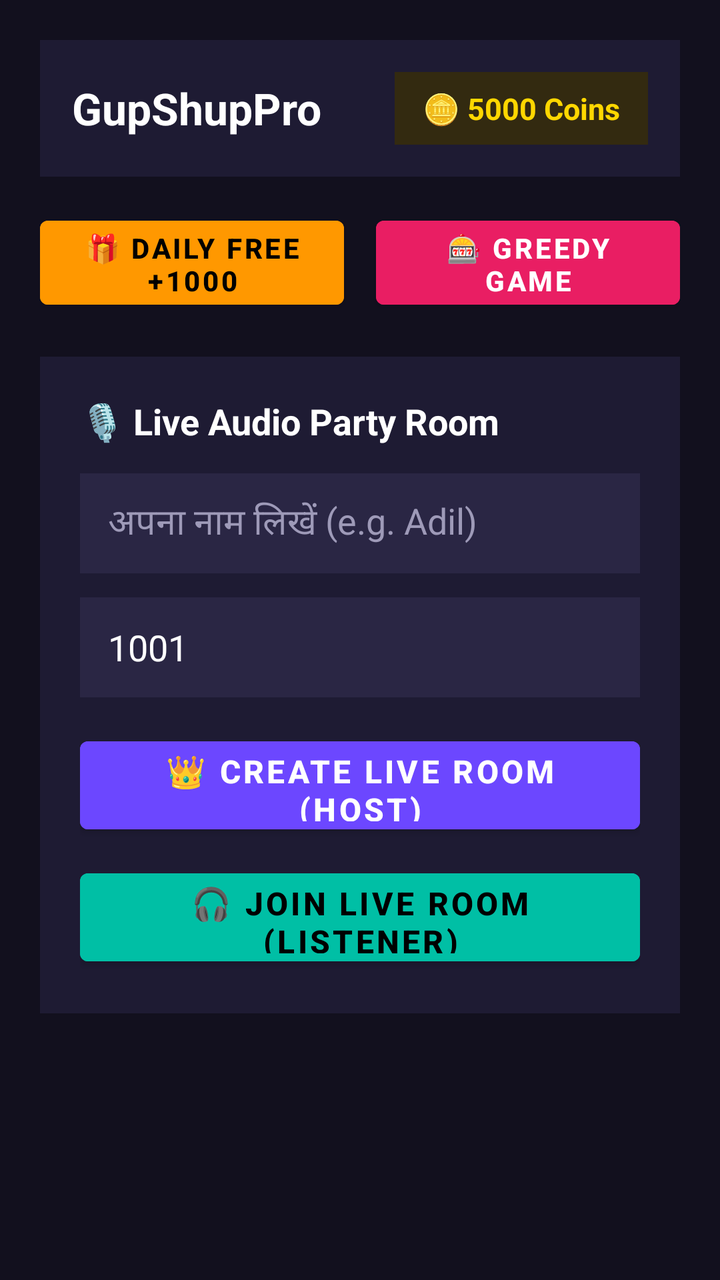
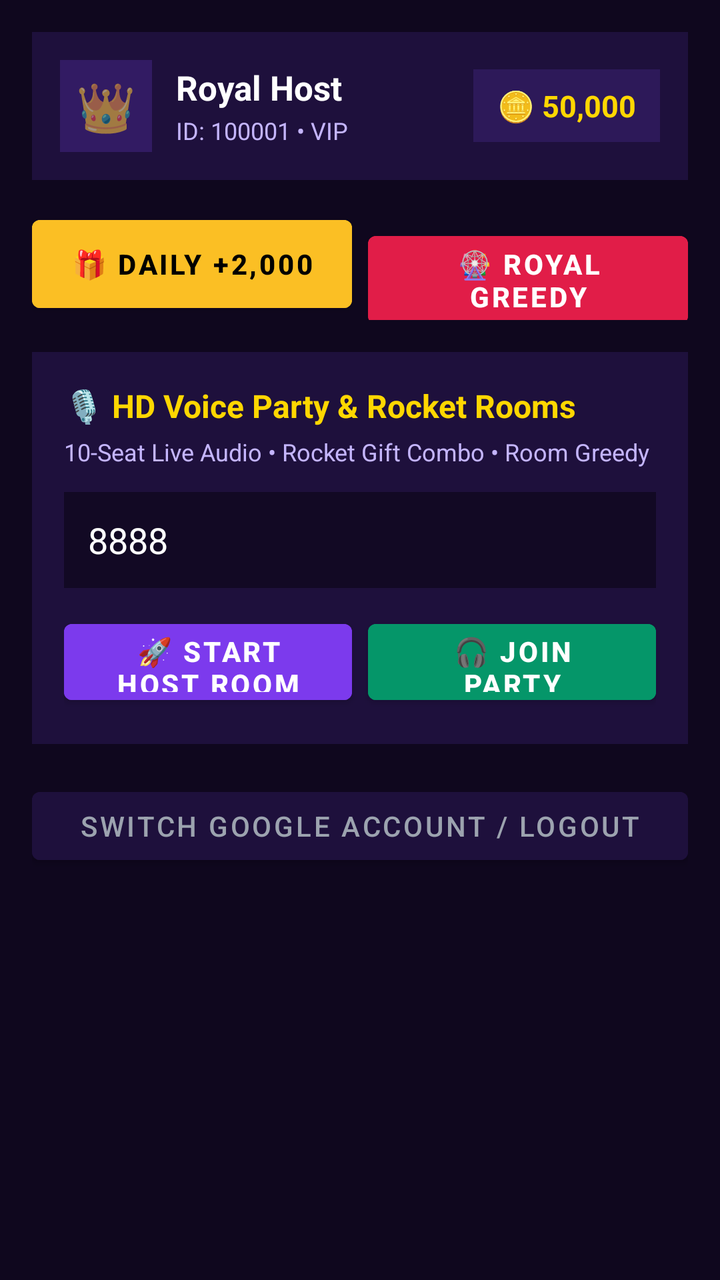

Before-and-after screenshots of an Android layout around one commit, followed by the original layout XML and the change that was made.
<!-- AndroidManifest.xml: application theme Theme.MaterialComponents.DayNight.NoActionBar -->
<!-- res/layout/activity_main.xml -->
<?xml version="1.0" encoding="utf-8"?>
<ScrollView xmlns:android="http://schemas.android.com/apk/res/android"
    android:layout_width="match_parent"
    android:layout_height="match_parent"
    android:background="#12101E"
    android:padding="20dp">

    <LinearLayout
        android:layout_width="match_parent"
        android:layout_height="wrap_content"
        android:orientation="vertical">

        
        <LinearLayout
            android:layout_width="match_parent"
            android:layout_height="wrap_content"
            android:background="#1E1B33"
            android:gravity="center_vertical"
            android:orientation="horizontal"
            android:padding="16dp">

            <TextView
                android:layout_width="0dp"
                android:layout_height="wrap_content"
                android:layout_weight="1"
                android:text="GupShupPro"
                android:textColor="#FFFFFF"
                android:textSize="22sp"
                android:textStyle="bold" />

            <TextView
                android:id="@+id/tvCoins"
                android:layout_width="wrap_content"
                android:layout_height="wrap_content"
                android:background="#332A10"
                android:paddingHorizontal="14dp"
                android:paddingVertical="8dp"
                android:text="🪙 5000 Coins"
                android:textColor="#FFD700"
                android:textSize="15sp"
                android:textStyle="bold" />
        </LinearLayout>

        
        <LinearLayout
            android:layout_width="match_parent"
            android:layout_height="wrap_content"
            android:layout_marginTop="16dp"
            android:orientation="horizontal">

            <Button
                android:id="@+id/btnDailyBonus"
                android:layout_width="0dp"
                android:layout_height="54dp"
                android:layout_marginEnd="8dp"
                android:layout_weight="1"
                android:backgroundTint="#FF9800"
                android:text="🎁 Daily Free +1000"
                android:textColor="#000000"
                android:textStyle="bold" />

            <Button
                android:id="@+id/btnGreedyGame"
                android:layout_width="0dp"
                android:layout_height="54dp"
                android:layout_marginStart="8dp"
                android:layout_weight="1"
                android:backgroundTint="#E91E63"
                android:text="🎰 Greedy Game"
                android:textColor="#FFFFFF"
                android:textStyle="bold" />
        </LinearLayout>

        
        <LinearLayout
            android:layout_width="match_parent"
            android:layout_height="wrap_content"
            android:layout_marginTop="20dp"
            android:background="#1E1B33"
            android:orientation="vertical"
            android:padding="20dp">

            <TextView
                android:layout_width="wrap_content"
                android:layout_height="wrap_content"
                android:text="🎙️ Live Audio Party Room"
                android:textColor="#FFFFFF"
                android:textSize="18sp"
                android:textStyle="bold" />

            <EditText
                android:id="@+id/etUserName"
                android:layout_width="match_parent"
                android:layout_height="50dp"
                android:layout_marginTop="14dp"
                android:background="#2A2644"
                android:hint="अपना नाम लिखें (e.g. Adil)"
                android:paddingHorizontal="14dp"
                android:textColor="#FFFFFF"
                android:textColorHint="#9E9AB8" />

            <EditText
                android:id="@+id/etRoomId"
                android:layout_width="match_parent"
                android:layout_height="50dp"
                android:layout_marginTop="12dp"
                android:background="#2A2644"
                android:hint="Room ID लिखें (e.g. 1001)"
                android:inputType="number"
                android:paddingHorizontal="14dp"
                android:text="1001"
                android:textColor="#FFFFFF"
                android:textColorHint="#9E9AB8" />

            <Button
                android:id="@+id/btnCreateRoom"
                android:layout_width="match_parent"
                android:layout_height="56dp"
                android:layout_marginTop="16dp"
                android:backgroundTint="#6C47FF"
                android:text="👑 Create Live Room (Host)"
                android:textColor="#FFFFFF"
                android:textSize="16sp"
                android:textStyle="bold" />

            <Button
                android:id="@+id/btnJoinRoom"
                android:layout_width="match_parent"
                android:layout_height="56dp"
                android:layout_marginTop="10dp"
                android:backgroundTint="#00BFA5"
                android:text="🎧 Join Live Room (Listener)"
                android:textColor="#000000"
                android:textSize="16sp"
                android:textStyle="bold" />
        </LinearLayout>

    </LinearLayout>
</ScrollView>
<!-- resources referenced by this layout -->
<resources>

</resources>

<!-- the commit's change to res/layout/activity_main.xml (unified diff, before → after) -->
@@ -2,8 +2,8 @@
 <ScrollView xmlns:android="http://schemas.android.com/apk/res/android"
     android:layout_width="match_parent"
     android:layout_height="match_parent"
-    android:background="#12101E"
-    android:padding="20dp">
+    android:background="#0F071E"
+    android:padding="16dp">
 
     <LinearLayout
         android:layout_width="match_parent"
@@ -14,126 +14,232 @@
         <LinearLayout
             android:layout_width="match_parent"
             android:layout_height="wrap_content"
-            android:background="#1E1B33"
+            android:orientation="horizontal"
             android:gravity="center_vertical"
-            android:orientation="horizontal"
-            android:padding="16dp">
-
-            <TextView
+            android:background="#1E103C"
+            android:padding="14dp">
+
+            <TextView
+                android:layout_width="46dp"
+                android:layout_height="46dp"
+                android:text="👑"
+                android:textSize="24sp"
+                android:gravity="center"
+                android:background="#321B63" />
+
+            <LinearLayout
                 android:layout_width="0dp"
                 android:layout_height="wrap_content"
                 android:layout_weight="1"
-                android:text="GupShupPro"
-                android:textColor="#FFFFFF"
-                android:textSize="22sp"
-                android:textStyle="bold" />
+                android:orientation="vertical"
+                android:paddingStart="12dp">
+
+                <TextView
+                    android:id="@+id/tvUserName"
+                    android:layout_width="wrap_content"
+                    android:layout_height="wrap_content"
+                    android:text="Royal Host"
+                    android:textColor="#FFFFFF"
+                    android:textSize="17sp"
+                    android:textStyle="bold" />
+
+                <TextView
+                    android:id="@+id/tvUserUid"
+                    android:layout_width="wrap_content"
+                    android:layout_height="wrap_content"
+                    android:text="ID: 100001 • VIP"
+                    android:textColor="#C4B5FD"
+                    android:textSize="12sp"
+                    android:layout_marginTop="2dp" />
+            </LinearLayout>
 
             <TextView
                 android:id="@+id/tvCoins"
                 android:layout_width="wrap_content"
                 android:layout_height="wrap_content"
-                android:background="#332A10"
-                android:paddingHorizontal="14dp"
-                android:paddingVertical="8dp"
-                android:text="🪙 5000 Coins"
+                android:text="🪙 50,000"
                 android:textColor="#FFD700"
                 android:textSize="15sp"
+                android:textStyle="bold"
+                android:background="#2D1959"
+                android:paddingHorizontal="12dp"
+                android:paddingVertical="8dp" />
+        </LinearLayout>
+
+        
+        <LinearLayout
+            android:id="@+id/layoutSuperAdmin"
+            android:layout_width="match_parent"
+            android:layout_height="wrap_content"
+            android:orientation="vertical"
+            android:background="#3B0D11"
+            android:padding="14dp"
+            android:layout_marginTop="14dp"
+            android:visibility="gone">
+
+            <TextView
+                android:layout_width="wrap_content"
+                android:layout_height="wrap_content"
+                android:text="👑 OWNER / SUPER ADMIN CONTROL"
+                android:textColor="#FFD700"
+                android:textSize="14sp"
                 android:textStyle="bold" />
-        </LinearLayout>
-
-        
-        <LinearLayout
-            android:layout_width="match_parent"
-            android:layout_height="wrap_content"
-            android:layout_marginTop="16dp"
-            android:orientation="horizontal">
+
+            <TextView
+                android:layout_width="wrap_content"
+                android:layout_height="wrap_content"
+                android:text="Send Coins to any UID • Greedy Secret Hint Active"
+                android:textColor="#FCA5A5"
+                android:textSize="12sp"
+                android:layout_marginTop="4dp" />
+
+            <LinearLayout
+                android:layout_width="match_parent"
+                android:layout_height="wrap_content"
+                android:orientation="horizontal"
+                android:layout_marginTop="10dp">
+
+                <EditText
+                    android:id="@+id/etTargetUid"
+                    android:layout_width="0dp"
+                    android:layout_height="46dp"
+                    android:layout_weight="1"
+                    android:hint="User 6-Digit ID"
+                    android:inputType="number"
+                    android:textColor="#FFFFFF"
+                    android:textColorHint="#9CA3AF"
+                    android:background="#1F0709"
+                    android:paddingHorizontal="10dp"
+                    android:layout_marginEnd="6dp" />
+
+                <EditText
+                    android:id="@+id/etAdminCoins"
+                    android:layout_width="0dp"
+                    android:layout_height="46dp"
+                    android:layout_weight="1"
+                    android:hint="Coins (+ / -)"
+                    android:inputType="numberSigned"
+                    android:textColor="#FFFFFF"
+                    android:textColorHint="#9CA3AF"
+                    android:background="#1F0709"
+                    android:paddingHorizontal="10dp"
+                    android:layout_marginEnd="6dp" />
+
+                <Button
+                    android:id="@+id/btnAdminSendCoins"
+                    android:layout_width="wrap_content"
+                    android:layout_height="46dp"
+                    android:text="SEND"
+                    android:textColor="#000000"
+                    android:textStyle="bold"
+                    android:backgroundTint="#FFD700" />
+            </LinearLayout>
+        </LinearLayout>
+
+        
+        <LinearLayout
+            android:layout_width="match_parent"
+            android:layout_height="wrap_content"
+            android:orientation="horizontal"
+            android:layout_marginTop="14dp">
 
             <Button
                 android:id="@+id/btnDailyBonus"
                 android:layout_width="0dp"
-                android:layout_height="54dp"
-                android:layout_marginEnd="8dp"
+                android:layout_height="56dp"
                 android:layout_weight="1"
-                android:backgroundTint="#FF9800"
-                android:text="🎁 Daily Free +1000"
+                android:text="🎁 Daily +2,000"
                 android:textColor="#000000"
-                android:textStyle="bold" />
+                android:textStyle="bold"
+                android:backgroundTint="#FBBF24"
+                android:layout_marginEnd="8dp" />
 
             <Button
                 android:id="@+id/btnGreedyGame"
                 android:layout_width="0dp"
-                android:layout_height="54dp"
-                android:layout_marginStart="8dp"
+                android:layout_height="56dp"
                 android:layout_weight="1"
-                android:backgroundTint="#E91E63"
-                android:text="🎰 Greedy Game"
+                android:text="🎡 Royal Greedy"
                 android:textColor="#FFFFFF"
+                android:textStyle="bold"
+                android:backgroundTint="#E11D48" />
+        </LinearLayout>
+
+        
+        <LinearLayout
+            android:layout_width="match_parent"
+            android:layout_height="wrap_content"
+            android:orientation="vertical"
+            android:background="#1E103C"
+            android:padding="16dp"
+            android:layout_marginTop="16dp">
+
+            <TextView
+                android:layout_width="wrap_content"
+                android:layout_height="wrap_content"
+                android:text="🎙️ HD Voice Party &amp; Rocket Rooms"
+                android:textColor="#FFD700"
+                android:textSize="16sp"
                 android:textStyle="bold" />
-        </LinearLayout>
-
-        
-        <LinearLayout
-            android:layout_width="match_parent"
-            android:layout_height="wrap_content"
-            android:layout_marginTop="20dp"
-            android:background="#1E1B33"
-            android:orientation="vertical"
-            android:padding="20dp">
-
-            <TextView
-                android:layout_width="wrap_content"
-                android:layout_height="wrap_content"
-                android:text="🎙️ Live Audio Party Room"
-                android:textColor="#FFFFFF"
-                android:textSize="18sp"
-                android:textStyle="bold" />
-
-            <EditText
-                android:id="@+id/etUserName"
-                android:layout_width="match_parent"
-                android:layout_height="50dp"
-                android:layout_marginTop="14dp"
-                android:background="#2A2644"
-                android:hint="अपना नाम लिखें (e.g. Adil)"
-                android:paddingHorizontal="14dp"
-                android:textColor="#FFFFFF"
-                android:textColorHint="#9E9AB8" />
+
+            <TextView
+                android:layout_width="wrap_content"
+                android:layout_height="wrap_content"
+                android:text="10-Seat Live Audio • Rocket Gift Combo • Room Greedy"
+                android:textColor="#C4B5FD"
+                android:textSize="12sp"
+                android:layout_marginTop="4dp" />
 
             <EditText
                 android:id="@+id/etRoomId"
                 android:layout_width="match_parent"
-                android:layout_height="50dp"
-                android:layout_marginTop="12dp"
-                android:background="#2A2644"
-                android:hint="Room ID लिखें (e.g. 1001)"
-                android:inputType="number"
-                android:paddingHorizontal="14dp"
-                android:text="1001"
+                android:layout_height="48dp"
+                android:hint="Enter Room ID (e.g. 8888)"
+                android:text="8888"
                 android:textColor="#FFFFFF"
-                android:textColorHint="#9E9AB8" />
-
-            <Button
-                android:id="@+id/btnCreateRoom"
+                android:textColorHint="#9CA3AF"
+                android:background="#120924"
+                android:paddingHorizontal="12dp"
+                android:layout_marginTop="12dp" />
+
+            <LinearLayout
                 android:layout_width="match_parent"
-                android:layout_height="56dp"
-                android:layout_marginTop="16dp"
-                android:backgroundTint="#6C47FF"
-                android:text="👑 Create Live Room (Host)"
-                android:textColor="#FFFFFF"
-                android:textSize="16sp"
-                android:textStyle="bold" />
-
-            <Button
-                android:id="@+id/btnJoinRoom"
-                android:layout_width="match_parent"
-                android:layout_height="56dp"
-                android:layout_marginTop="10dp"
-                android:backgroundTint="#00BFA5"
-                android:text="🎧 Join Live Room (Listener)"
-                android:textColor="#000000"
-                android:textSize="16sp"
-                android:textStyle="bold" />
-        </LinearLayout>
+                android:layout_height="wrap_content"
+                android:orientation="horizontal"
+                android:layout_marginTop="12dp">
+
+                <Button
+                    android:id="@+id/btnCreateRoom"
+                    android:layout_width="0dp"
+                    android:layout_height="50dp"
+                    android:layout_weight="1"
+                    android:text="🚀 Start Host Room"
+                    android:textColor="#FFFFFF"
+                    android:textStyle="bold"
+                    android:backgroundTint="#7C3AED"
+                    android:layout_marginEnd="8dp" />
+
+                <Button
+                    android:id="@+id/btnJoinRoom"
+                    android:layout_width="0dp"
+                    android:layout_height="50dp"
+                    android:layout_weight="1"
+                    android:text="🎧 Join Party"
+                    android:textColor="#FFFFFF"
+                    android:textStyle="bold"
+                    android:backgroundTint="#059669" />
+            </LinearLayout>
+        </LinearLayout>
+
+        
+        <Button
+            android:id="@+id/btnLogout"
+            android:layout_width="match_parent"
+            android:layout_height="46dp"
+            android:text="Switch Google Account / Logout"
+            android:textColor="#9CA3AF"
+            android:backgroundTint="#1E103C"
+            android:layout_marginTop="18dp" />
 
     </LinearLayout>
 </ScrollView>
